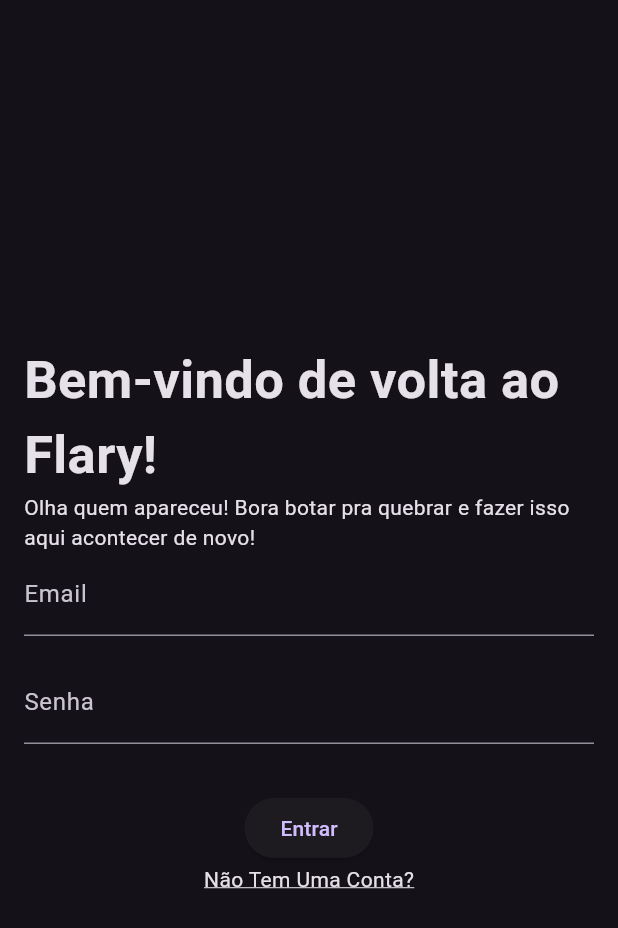
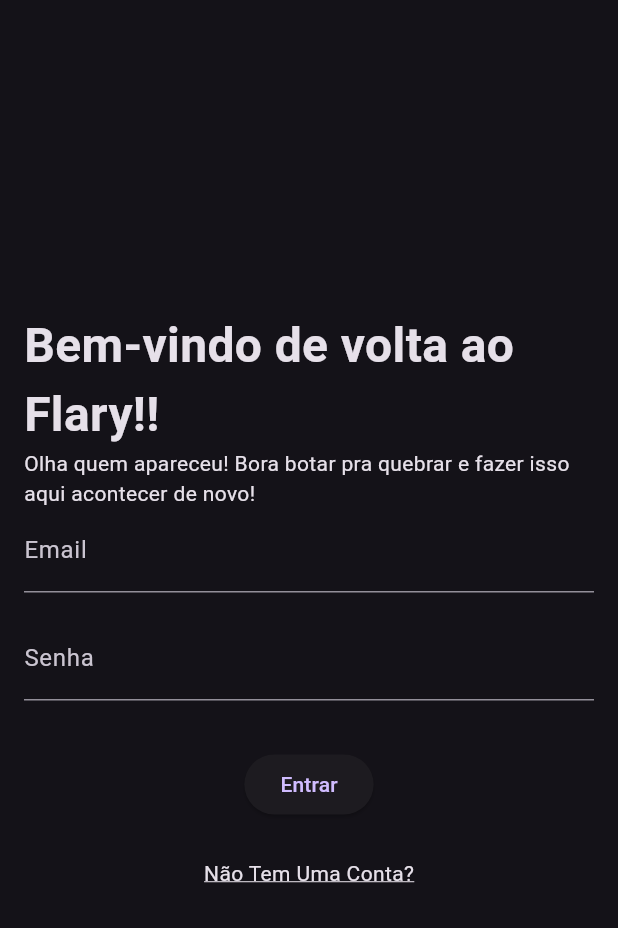
Before and after one commit to neopromic/flary, a Flutter app: the SignInPage screen opened by its route, on a phone screen of 412 x 824 dp. Shown: the top 928 px of the screen. Run offline on Flutter 3.47's test engine with Material 3 defaults, Android fonts, the phone set to English and light mode, and no system bars; drawn by our look-alikes of animated_text_kit.

Commit message:
feat: New text animations and sign route button height fixes

```diff
--- a/lib/main.dart
+++ b/lib/main.dart
@@ -2,6 +2,7 @@
 import 'package:flary/screens/onboarding/page.dart';
 import 'package:flutter/material.dart';
 import 'package:flary/screens/auth/signin/page.dart';
+import 'package:animated_text_kit/animated_text_kit.dart';
 
 void main() {
   runApp(const MainApp());
--- a/lib/screens/auth/signin/page.dart
+++ b/lib/screens/auth/signin/page.dart
@@ -1,3 +1,4 @@
+import 'package:animated_text_kit/animated_text_kit.dart';
 import 'package:flutter/material.dart';
 
 class SignInPage extends StatelessWidget {
@@ -11,9 +12,18 @@
         child: Column(
           mainAxisAlignment: MainAxisAlignment.center,
           children: [
-            const Text(
-              'Bem-vindo de volta ao Flary!',
-              style: TextStyle(fontSize: 35, fontWeight: FontWeight.bold),
+            AnimatedTextKit(
+              //documentação que usei de base: https://medium.com/@flutternewshub/animated-text-kit-bring-texts-to-life-in-flutter-with-style-16ab19d04218
+              animatedTexts: [
+                TypewriterAnimatedText(
+                  'Bem-vindo de volta ao Flary!!',
+                  textStyle: const TextStyle(
+                    fontSize: 32.0,
+                    fontWeight: FontWeight.bold,
+                  ),
+                  speed: const Duration(milliseconds: 100),
+                ),
+              ],
             ),
             const Text(
                 'Olha quem apareceu! Bora botar pra quebrar e fazer isso aqui acontecer de novo!'),
@@ -37,6 +47,7 @@
             const Text(
               'Não Tem Uma Conta?', //só lembrando que ainda falta adicionar a função do onPressed que leve pro SignUp
               style: TextStyle(
+                height: 5,
                 decoration: TextDecoration.underline,
               ),
             ),
--- a/lib/screens/auth/signup/page.dart
+++ b/lib/screens/auth/signup/page.dart
@@ -12,6 +12,12 @@
         child: Column(
           mainAxisAlignment: MainAxisAlignment.center,
           children: [
+            const Text(
+              'E aí :)',
+              style: TextStyle(fontSize: 35, fontWeight: FontWeight.bold),
+            ),
+            const Text(
+                'Que daora ter você aqui! O Flary é o lugar pra trocar ideia e criar suas comunidades, sempre com segurança e privacidade. Se joga, entra num grupo ou cria o seu. Suas conversas estão seguras!'),
             const TextField(
               decoration: InputDecoration(labelText: 'Nome'),
             ),
@@ -31,8 +37,10 @@
               },
               child: const Text('Cadastrar'),
             ),
-               const Text('Já Tem Uma Conta?', //só lembrando que ainda falta adicionar a função do onPressed que leve pro SignIn
+            const Text(
+              'Já Tem Uma Conta?', //só lembrando que ainda falta adicionar a função do onPressed que leve pro SignIn
               style: TextStyle(
+                height: 5,
                 decoration: TextDecoration.underline,
               ),
             ),
--- a/pubspec.yaml
+++ b/pubspec.yaml
@@ -11,6 +11,7 @@
     sdk: flutter
   flutter_native_splash: ^2.4.3
   shadcn_ui: ^0.16.3
+  animated_text_kit: ^4.2.2
 
 dev_dependencies:
   flutter_test:
@@ -20,7 +21,7 @@
 flutter:
   uses-material-design: true
   assets:
-    - assets/images/
+   # - assets/images/
     - assets/fonts/
 
   fonts:
@@ -34,7 +35,7 @@
        - asset: assets/fonts/Mulish-Medium.ttf
        - asset: assets/fonts/Mulish-Black.ttf
        - asset: assets/fonts/Mulish-ExtraBold.ttf
-       - asset: assets/fonts/Mulish-Thin.ttf
+   #    - asset: assets/fonts/Mulish-Thin.ttf
 
 flutter_native_splash:
   # This package generates native code to customize Flutter's default white native splash screen
```
Also changed, not shown: pubspec.lock.
